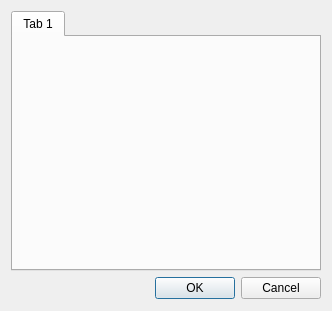
shivareddyiirs/QRealTime, file QRealTime_dialog_services.ui: the form before one commit.
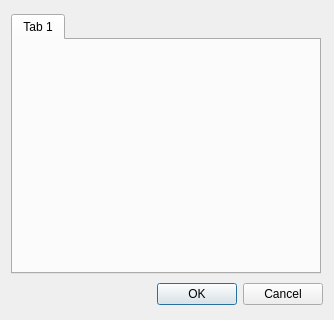
The form after the commit.

The edit to the form file:
```diff
--- a/QRealTime_dialog_services.ui
+++ b/QRealTime_dialog_services.ui
@@ -6,8 +6,8 @@
    <rect>
     <x>0</x>
     <y>0</y>
-    <width>328</width>
-    <height>311</height>
+    <width>334</width>
+    <height>320</height>
    </rect>
   </property>
   <property name="windowTitle">
```
Left out of the diff: 2 changed lines with no effect on the pictures.
